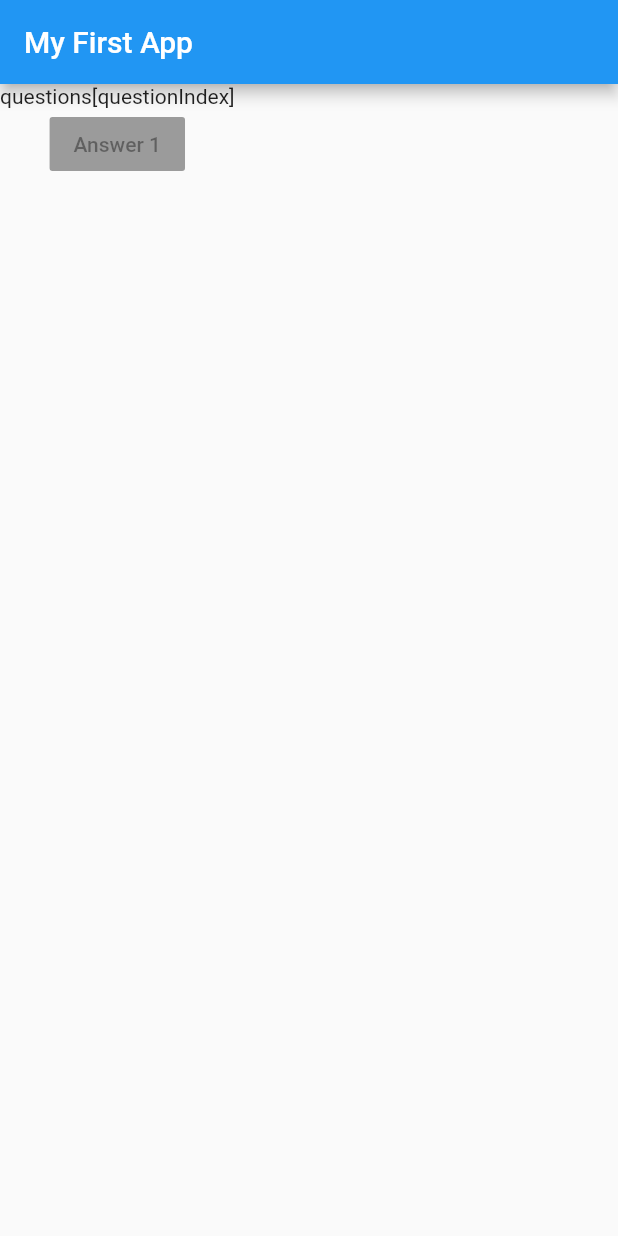
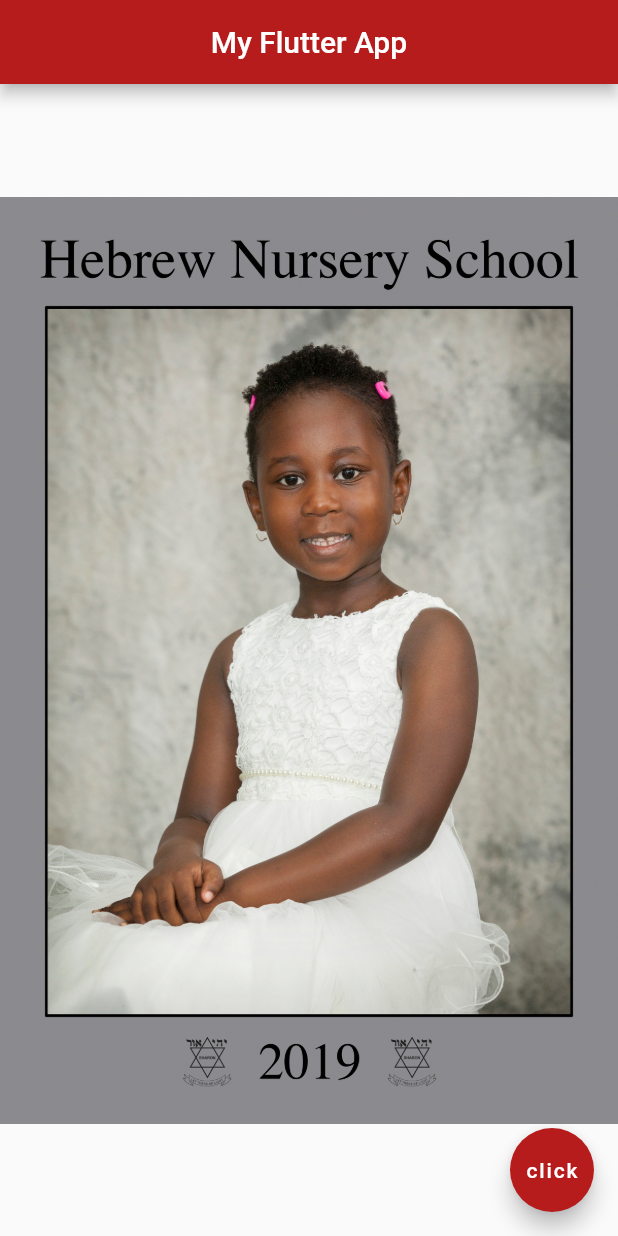
Before and after one commit to takawiramundure/myapp-flutter, a Flutter app: the screen it shows after launch, on a phone screen of 412 x 824 dp. Run offline on Flutter 3.47's test engine with Material 2 defaults, Android fonts, the phone set to English and light mode, and no system bars.

Commit message:
added main page

```diff
--- a/lib/main.dart
+++ b/lib/main.dart
@@ -10,17 +10,15 @@ class MyApp extends StatelessWidget {
     return MaterialApp(
       home: Scaffold(
         appBar: AppBar(
-          title: Text('My First App'),
+          title: Text('My Flutter App'),
+          centerTitle: true,
+          backgroundColor: Colors.red[900],
         ),
-        body: Column(
-          children: [
-            Text(
-              'questions[questionIndex]',
-            ),
-            RaisedButton(
-              child: Text('Answer 1'),
-            ),
-          ],
+        body: Center(child: Image.asset('assets/image1.jpg')),
+        floatingActionButton: FloatingActionButton(
+          onPressed: () {},
+          child: Text('click'),
+          backgroundColor: Colors.red[900],
         ),
       ),
     );
```
Also changed, not shown: pubspec.yaml (+9 -14 lines), assets/image1.jpg (added), fonts/Bembo.ttf (added), fonts/Calibri.ttf (added), fonts/TrajanPro-Regular.ttf (added), 10 other files.
